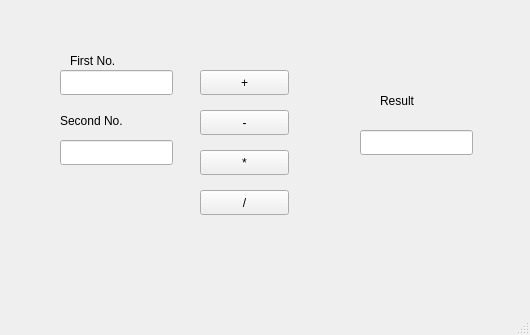
Before: the Qt Designer form 17_qt_cpp/01_demo/mainwindow.ui in glasachin/emb_logic, drawn with Qt 5.
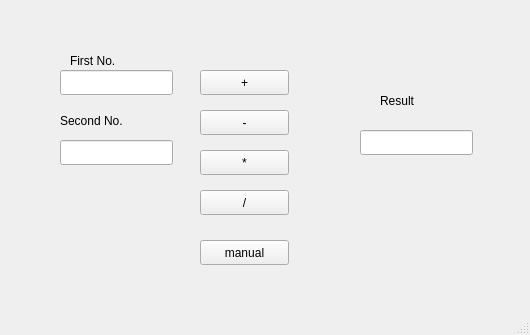
After: the same form once the commit is applied.

```diff
--- a/17_qt_cpp/01_demo/mainwindow.ui
+++ b/17_qt_cpp/01_demo/mainwindow.ui
@@ -151,6 +151,19 @@
      <string>First No.</string>
     </property>
    </widget>
+   <widget class="QPushButton" name="btnManual">
+    <property name="geometry">
+     <rect>
+      <x>200</x>
+      <y>240</y>
+      <width>89</width>
+      <height>25</height>
+     </rect>
+    </property>
+    <property name="text">
+     <string>manual</string>
+    </property>
+   </widget>
   </widget>
   <widget class="QMenuBar" name="menubar">
    <property name="geometry">
```
